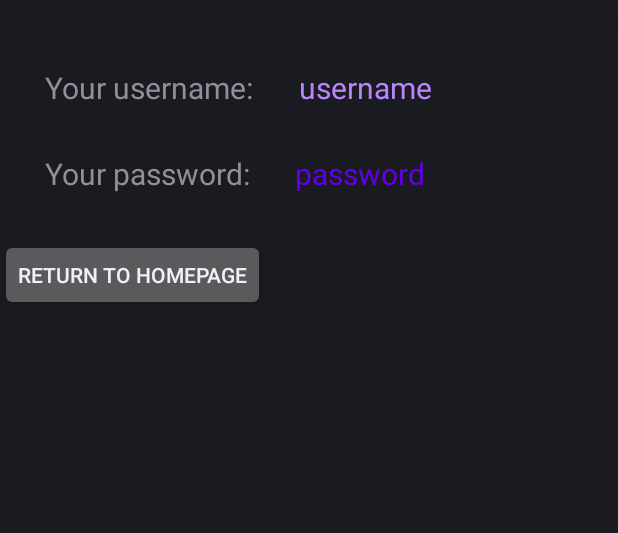
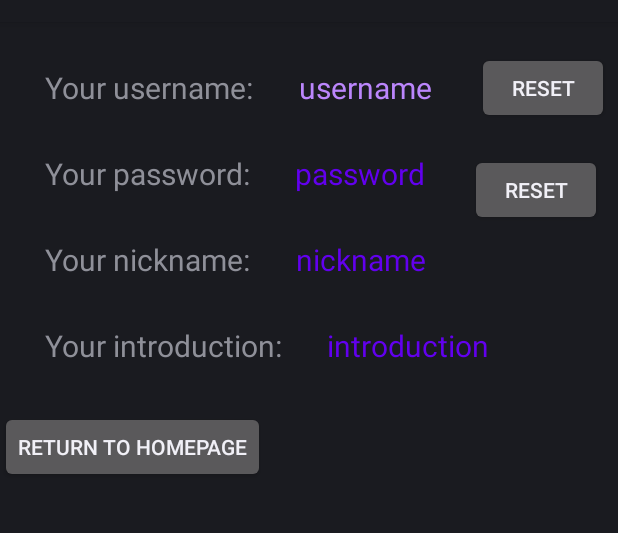
Before and after one commit to ChimpOnCloud/android_app, an Android app: the layout activity_userinfo.xml on its own in the app's theme, with its tools: preview values and no code run, on a phone screen of 412 x 824 dp, the part 62-595 px from its top. Run offline under Robolectric (Android 15) with nearby library versions, the phone set to English and light mode, and no system bars.

Commit message:
TODO: change Usrname and passwd, add introduction and nickname

```diff
--- a/Frontend/app/src/main/java/com/example/frontend/activity_login.java
+++ b/Frontend/app/src/main/java/com/example/frontend/activity_login.java
@@ -59,7 +59,7 @@ public class activity_login extends AppCompatActivity {
         if(username.isEmpty()||password.isEmpty()){
             return;
         }
-        String jsonStr = "{\"username\":\""+ username + "\",\"password\":\""+password+"\"}";
+        String jsonStr = "{\"username\":\""+ username + "\",\"password\":\""+password+"\" }";
         String requestUrl = "http://101.5.130.24:8000/login/";
         OkHttpClient client = new OkHttpClient();
         MediaType JSON = MediaType.parse("application/json; charset=utf-8");
--- a/Frontend/app/src/main/java/com/example/frontend/activity_userinfo.java
+++ b/Frontend/app/src/main/java/com/example/frontend/activity_userinfo.java
@@ -10,8 +10,12 @@ import android.widget.TextView;
 public class activity_userinfo extends AppCompatActivity {
     String username = "";
     String password = "";
+    String nickname = "";
+    String introduction = "";
     TextView usrnameContent;
     TextView passwdContent;
+    TextView nicknameContent;
+    TextView introductionContent;
 
     @Override
     protected void onCreate(Bundle savedInstanceState) {
@@ -20,10 +24,18 @@ public class activity_userinfo extends AppCompatActivity {
         Bundle bundle = this.getIntent().getExtras();
         username = bundle.getString("username");
         password = bundle.getString("password");
+        nickname = bundle.getString("nickname");
+        introduction = bundle.getString("introduction");
+
         usrnameContent = findViewById(R.id.textView_usrname_content);
+        nicknameContent = findViewById(R.id.textView_nickname_content);
+        introductionContent = findViewById(R.id.textView_nickname_content);
         passwdContent = findViewById(R.id.textView_password_content);
+
         usrnameContent.setText(username);
         passwdContent.setText(password);
+        nicknameContent.setText(nickname);
+        introductionContent.setText(introduction);
     }
     public void jumpToHomePage(View v) {
         Bundle bundle = new Bundle();
@@ -33,4 +45,7 @@ public class activity_userinfo extends AppCompatActivity {
         intent.putExtras(bundle);
         startActivity(intent);
     }
+    public void changeUsername(View v) {
+
+    }
 }
--- a/Frontend/app/src/main/res/layout/activity_userinfo.xml
+++ b/Frontend/app/src/main/res/layout/activity_userinfo.xml
@@ -53,6 +53,52 @@
         app:layout_constraintStart_toEndOf="@id/textView_password"
         app:layout_constraintTop_toBottomOf="@id/textView_usrname_content"
          />
+    <TextView
+        android:id="@+id/textView_nickname"
+        android:layout_width="wrap_content"
+        android:layout_height="wrap_content"
+        android:text="Your nickname:"
+        android:textSize="20dp"
+        app:layout_constraintStart_toStartOf="parent"
+        app:layout_constraintTop_toBottomOf="@id/textView_password"
+        android:layout_marginTop="30dp"
+        android:layout_marginLeft="30dp" />
+
+    <TextView
+        android:id="@+id/textView_nickname_content"
+        android:layout_width="wrap_content"
+        android:layout_height="wrap_content"
+        android:text="nickname"
+        android:textSize="20dp"
+        android:textColor="@color/purple_500"
+        android:layout_marginTop="30dp"
+        android:layout_marginLeft="30dp"
+        app:layout_constraintStart_toEndOf="@id/textView_nickname"
+        app:layout_constraintTop_toBottomOf="@id/textView_password_content"
+        />
+    <TextView
+        android:id="@+id/textView_introduction"
+        android:layout_width="wrap_content"
+        android:layout_height="wrap_content"
+        android:text="Your introduction:"
+        android:textSize="20dp"
+        app:layout_constraintStart_toStartOf="parent"
+        app:layout_constraintTop_toBottomOf="@id/textView_nickname"
+        android:layout_marginTop="30dp"
+        android:layout_marginLeft="30dp" />
+
+    <TextView
+        android:id="@+id/textView_introduction_content"
+        android:layout_width="wrap_content"
+        android:layout_height="wrap_content"
+        android:text="introduction"
+        android:textSize="20dp"
+        android:textColor="@color/purple_500"
+        android:layout_marginTop="30dp"
+        android:layout_marginLeft="30dp"
+        app:layout_constraintStart_toEndOf="@id/textView_introduction"
+        app:layout_constraintTop_toBottomOf="@id/textView_nickname_content"
+        />
 
     <Button
         android:id="@+id/button5"
@@ -61,6 +107,27 @@
         android:text="return to homepage"
         android:layout_marginTop="30dp"
         android:onClick="jumpToHomePage"
-        app:layout_constraintTop_toBottomOf="@id/textView_password"
+        app:layout_constraintTop_toBottomOf="@id/textView_introduction"
         app:layout_constraintStart_toStartOf="parent"/>
+
+    <Button
+        android:id="@+id/usrname_change"
+        android:layout_width="wrap_content"
+        android:layout_height="wrap_content"
+        android:text="reset"
+        android:onClick="changeUsername"
+        android:layout_marginTop="20dp"
+        android:layout_marginLeft="30dp"
+        app:layout_constraintStart_toEndOf="@id/textView_usrname_content"
+        app:layout_constraintTop_toTopOf="parent"/>
+    <Button
+        android:id="@+id/passwd_change"
+        android:layout_width="wrap_content"
+        android:layout_height="wrap_content"
+        android:text="reset"
+        android:onClick="changePassword"
+        android:layout_marginTop="20dp"
+        android:layout_marginLeft="30dp"
+        app:layout_constraintStart_toEndOf="@id/textView_password_content"
+        app:layout_constraintTop_toBottomOf="@id/usrname_change"/>
 </androidx.constraintlayout.widget.ConstraintLayout>
```
Also changed, not shown: 1 other file.
